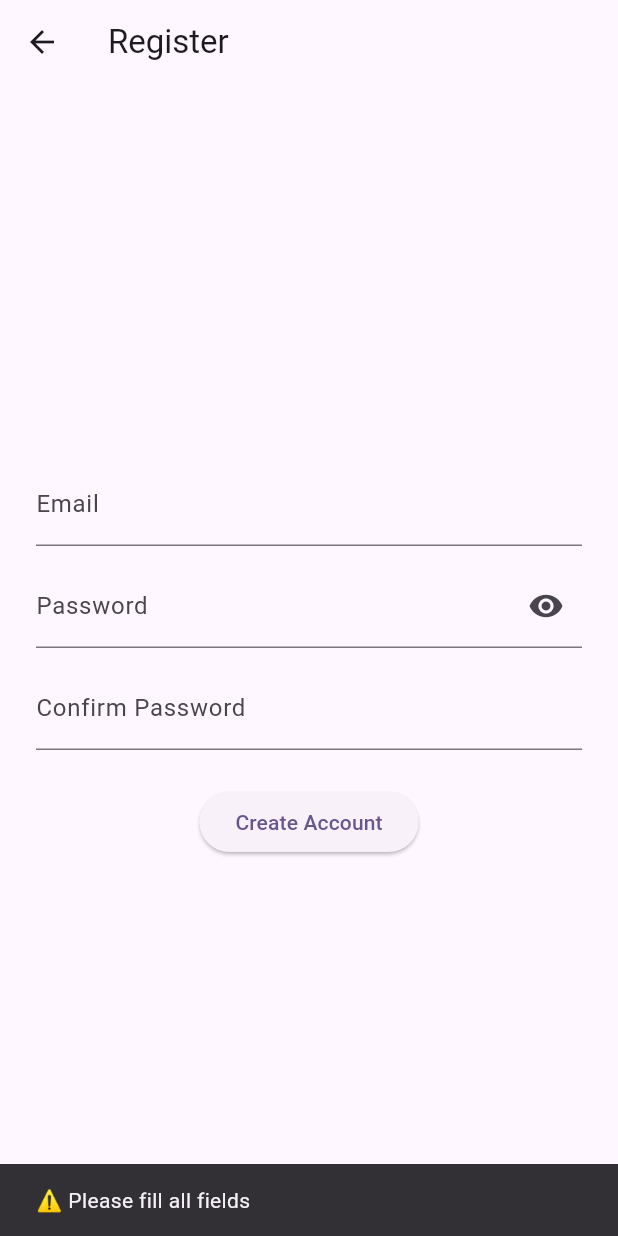
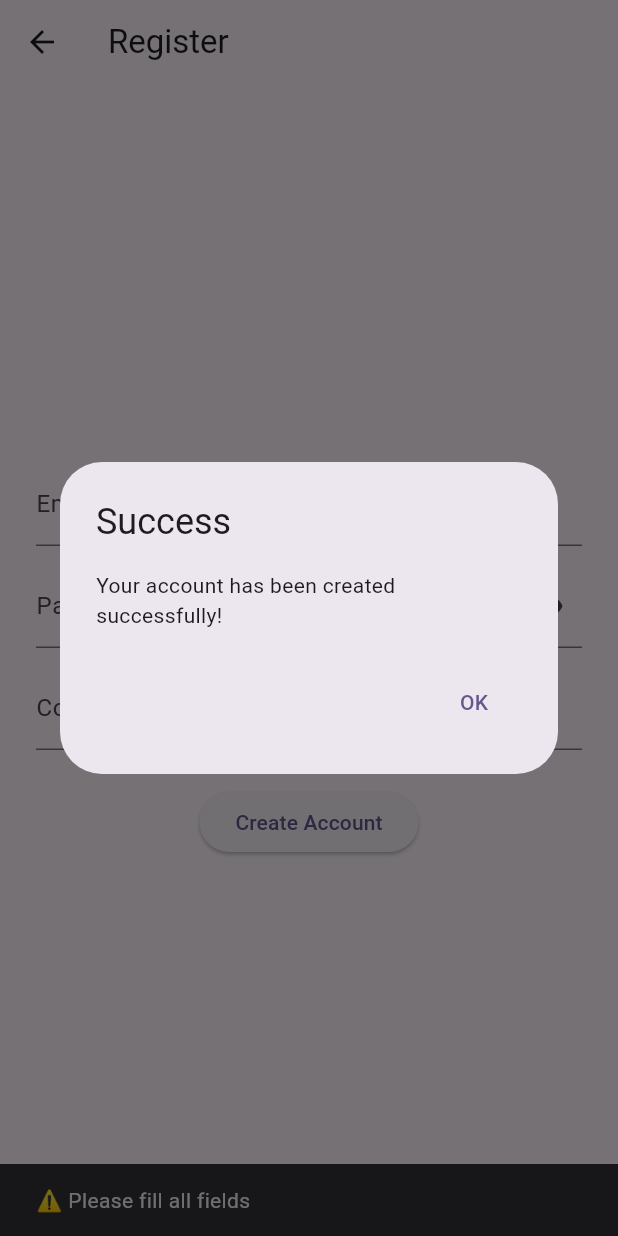
Before and after one commit to lewisking2016/school_management, a Flutter app: the RegisterScreen screen opened directly, after a tap on "Create Account", on a phone screen of 412 x 824 dp. Run offline on Flutter 3.47's test engine with Material 3 defaults, Android fonts, the light colour scheme and no system bars; our stand-ins replace firebase_auth, firebase_core; accounts and stored records are empty.

Commit message:
modified:   lib/register_screen.dart

```diff
--- a/lib/register_screen.dart
+++ b/lib/register_screen.dart
@@ -8,16 +8,44 @@ class RegisterScreen extends StatefulWidget {
   State<RegisterScreen> createState() => _RegisterScreenState();
 }
 
+class _SuccessDialog extends StatelessWidget {
+  // ignore: use_super_parameters
+  const _SuccessDialog({Key? key}) : super(key: key);
+
+  @override
+  Widget build(BuildContext context) {
+    return AlertDialog(
+      title: const Text('Success'),
+      content: const Text('Your account has been created successfully!'),
+      actions: [
+        TextButton(
+          onPressed: () {
+            Navigator.of(context).pop();
+          },
+          child: const Text('OK'),
+        ),
+      ],
+    );
+  }
+}
+
 class _RegisterScreenState extends State<RegisterScreen> {
   final TextEditingController _emailController = TextEditingController();
   final TextEditingController _passwordController = TextEditingController();
-  final TextEditingController _confirmPasswordController = TextEditingController();
+  final TextEditingController _confirmPasswordController =
+      TextEditingController();
   bool _obscurePassword = true;
 
   Future<void> _registerUser() async {
     final email = _emailController.text.trim();
     final password = _passwordController.text.trim();
     final confirmPassword = _confirmPasswordController.text.trim();
+    // Registration successful — show success animation
+    showDialog(
+      context: context,
+      barrierDismissible: false,
+      builder: (context) => const _SuccessDialog(),
+    );
 
     if (email.isEmpty || password.isEmpty || confirmPassword.isEmpty) {
       ScaffoldMessenger.of(context).showSnackBar(
@@ -27,9 +55,9 @@ class _RegisterScreenState extends State<RegisterScreen> {
     }
 
     if (password != confirmPassword) {
-      ScaffoldMessenger.of(context).showSnackBar(
-        const SnackBar(content: Text('❌ Passwords do not match')),
-      );
+      ScaffoldMessenger.of(
+        context,
+      ).showSnackBar(const SnackBar(content: Text('❌ Passwords do not match')));
       return;
     }
 
@@ -57,9 +85,10 @@ class _RegisterScreenState extends State<RegisterScreen> {
       }
 
       // ignore: use_build_context_synchronously
-      ScaffoldMessenger.of(context).showSnackBar(
-        SnackBar(content: Text('❌ $message')),
-      );
+      ScaffoldMessenger.of(
+        // ignore: use_build_context_synchronously
+        context,
+      ).showSnackBar(SnackBar(content: Text('❌ $message')));
     }
   }
 
```
